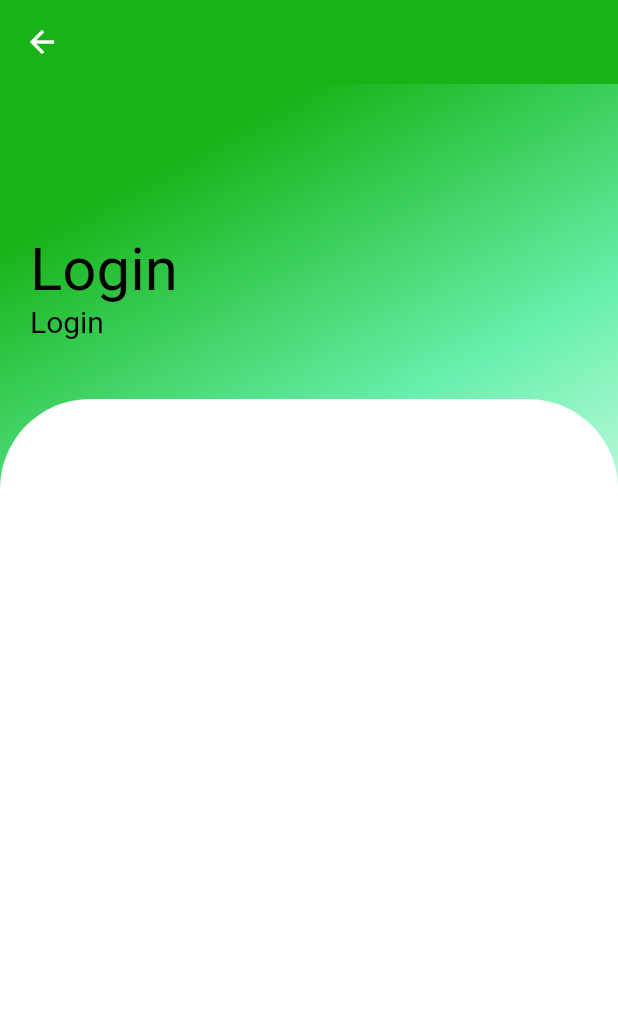
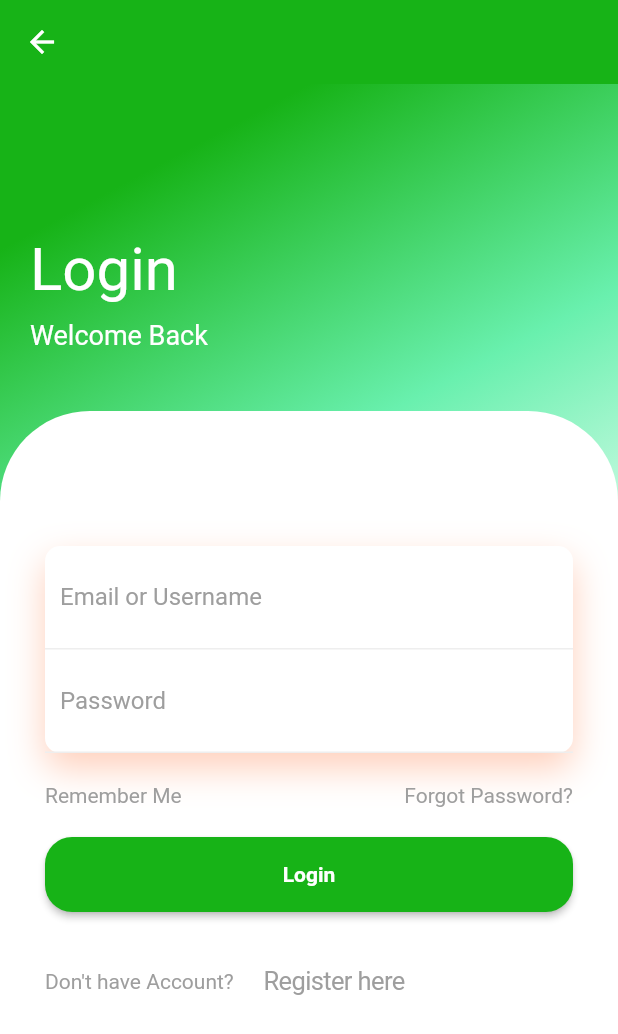
Before and after one commit to abdiwildan/desapintar, a Flutter app: the screen it shows after launch, on a phone screen of 412 x 824 dp. Shown: the top 1034 px of the screen. Run offline on Flutter 3.47's test engine with Material 2 defaults, Android fonts, the phone set to English and light mode, and no system bars; our stand-ins replace animate_do, google_fonts.

Commit message:
Login Screen

```diff
--- a/lib/main.dart
+++ b/lib/main.dart
@@ -1,5 +1,6 @@
 import 'package:flutter/material.dart';
 import 'package:desapintar/page/loginpage.dart';
+
 
 void main() {
   runApp(const MyApp());
--- a/lib/page/loginpage.dart
+++ b/lib/page/loginpage.dart
@@ -1,5 +1,7 @@
+import 'package:flutter/cupertino.dart';
 import 'package:flutter/material.dart';
 import 'package:desapintar/page/loginbody.dart';
+import 'package:animate_do/animate_do.dart';
 
 class LoginScreen extends StatelessWidget {
   const LoginScreen({super.key});
@@ -39,51 +41,148 @@ class LoginScreen extends StatelessWidget {
               child: Column(
                   crossAxisAlignment: CrossAxisAlignment.start,
                   children: <Widget>[
-                    Text(
+                    FadeInUp(
+                        duration: Duration(milliseconds: 1000),
+                        child: Text(
                           "Login",
-                      style: TextStyle(color: Colors.black, fontSize: 40),
+                          style: TextStyle(color: Colors.white, fontSize: 40),
+                        )),
+                    SizedBox(
+                      height: 10,
                     ),
-                    Text(
-                      "Login",
-                      style: TextStyle(color: Colors.black, fontSize: 20),
-                    )
+                    FadeInUp(
+                        duration: Duration(milliseconds: 1300),
+                        child: Text(
+                          "Welcome Back",
+                          style: TextStyle(color: Colors.white, fontSize: 18),
+                        )),
                   ]),
             ),
-            SizedBox(height: 20,),
-            Expanded(child: Container(
+            SizedBox(
+              height: 20,
+            ),
+            Expanded(
+                child: Container(
                     decoration: BoxDecoration(
                         color: Colors.white,
-                borderRadius: BorderRadius.only(topLeft: Radius.circular(60), topRight: Radius.circular(60))
+                        borderRadius: BorderRadius.only(
+                            topLeft: Radius.circular(60),
+                            topRight: Radius.circular(60))),
+                    child: Padding(
+                        padding: EdgeInsets.all(30),
+                        child: Column(children: [
+                          SizedBox(
+                            height: 60,
                           ),
-              child: Padding(
-                padding: EdgeInsets.all(10),
-                child: Column(
-                  children: [
-                    SizedBox(height: 40,),
-                    Container(
+                          FadeInUp(
+                              duration: Duration(milliseconds: 1400),
+                              child: Container(
                                 decoration: BoxDecoration(
                                     color: Colors.white,
                                     borderRadius: BorderRadius.circular(10),
-                        boxShadow: [BoxShadow(
-                          color: Color.fromRGBO(255, 95, 27, .3),
+                                    boxShadow: [
+                                      BoxShadow(
+                                          color:
+                                              Color.fromRGBO(255, 95, 27, .3),
                                           blurRadius: 20,
-                          offset: Offset(0, 10)
-                        )]
-                      ),
+                                          offset: Offset(0, 10))
+                                    ]),
                                 child: Column(
                                   children: <Widget>[
                                     Container(
-
+                                      padding: EdgeInsets.all(10),
+                                      decoration: BoxDecoration(
+                                          border: Border(
+                                              bottom: BorderSide(
+                                                  color:
+                                                      Colors.grey.shade200))),
+                                      child: TextField(
+                                        decoration: InputDecoration(
+                                            hintText: "Email or Username",
+                                            hintStyle:
+                                                TextStyle(color: Colors.grey),
+                                            border: InputBorder.none),
+                                      ),
+                                    ),
+                                    Container(
+                                      padding: EdgeInsets.all(10),
+                                      decoration: BoxDecoration(
+                                          border: Border(
+                                              bottom: BorderSide(
+                                                  color:
+                                                      Colors.grey.shade200))),
+                                      child: TextField(
+                                        obscureText: true,
+                                        decoration: InputDecoration(
+                                            hintText: "Password",
+                                            hintStyle:
+                                                TextStyle(color: Colors.grey),
+                                            border: InputBorder.none),
+                                      ),
                                     )
                                   ],
                                 ),
-                    )
+                              )),
+                          SizedBox(
+                            height: 20,
+                          ),
+                          FadeInUp(
+                            duration: Duration(milliseconds: 1500),
+                            child: Row(
+                              children: <Widget>[
+                                Text(
+                                  "Remember Me",
+                                  style: TextStyle(color: Colors.grey),
+                                ),
+                                Spacer(),
+                                Text(
+                                  "Forgot Password?",
+                                  style: TextStyle(color: Colors.grey),
+                                ),
                               ],
-
                             ),
-            )
-            )
-            )
+                          ),
+                          SizedBox(
+                            height: 20,
+                          ),
+                          FadeInUp(
+                              duration: Duration(milliseconds: 1600),
+                              child: MaterialButton(
+                                  onPressed: () {},
+                                  height: 50,
+                                  minWidth: double.infinity,
+                                  shape: RoundedRectangleBorder(
+                                      borderRadius: BorderRadius.circular(18)),
+                                  color: Color.fromARGB(255, 23, 179, 23),
+                                  child: Center(
+                                    child: Text(
+                                      "Login",
+                                      style: TextStyle(
+                                          color: Colors.white,
+                                          fontWeight: FontWeight.bold),
+                                    ),
+                                  ))),
+                          SizedBox(
+                            height: 20,
+                          ),
+                          FadeInUp(
+                              duration: Duration(milliseconds: 1500),
+                              child: Row(
+                                children: <Widget>[
+                                  Text(
+                                    "Don't have Account?",
+                                    style: TextStyle(color: Colors.grey),
+                                  ),
+                                  CupertinoButton(
+                                    onPressed: () {},
+                                    child: Text(
+                                      "Register here",
+                                      style: TextStyle(color: Colors.grey),
+                                    ),
+                                  ),
+                                ],
+                              )),
+                        ]))))
           ],
         ),
       ),
--- a/pubspec.yaml
+++ b/pubspec.yaml
@@ -31,6 +31,7 @@ dependencies:
   google_fonts: ^6.1.0
   flutter:
     sdk: flutter
+  animate_do: ^3.1.2
 
 
   # The following adds the Cupertino Icons font to your application.
```
Also changed, not shown: pubspec.lock. Lines whose indentation alone changed are shown as unchanged.
